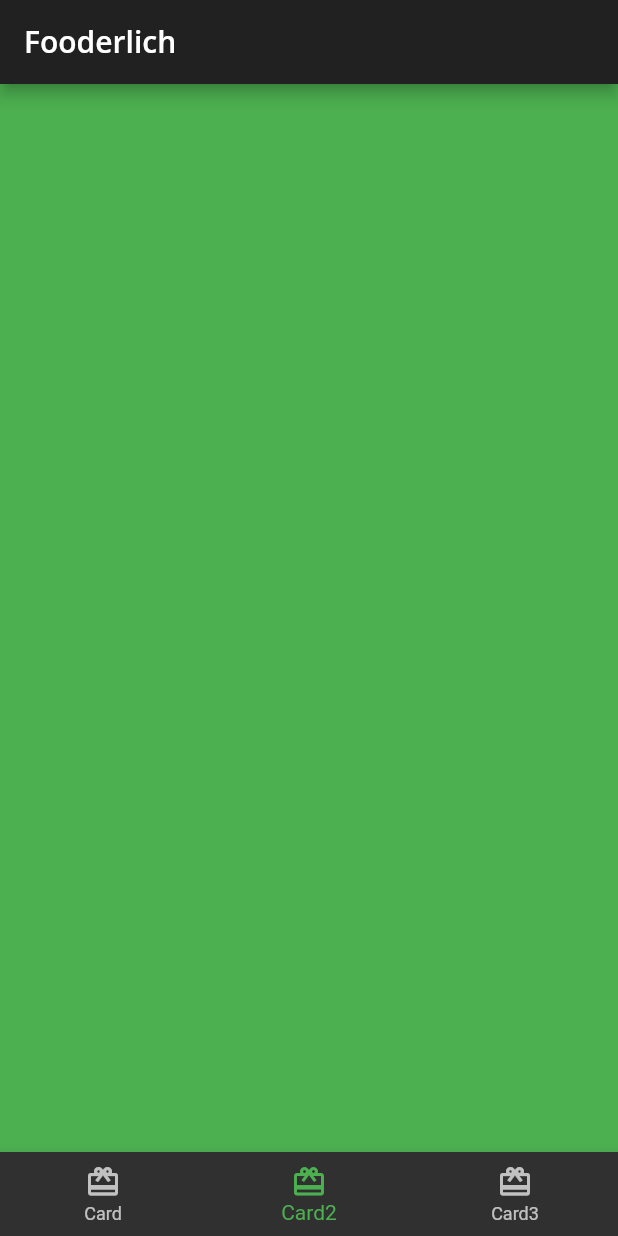
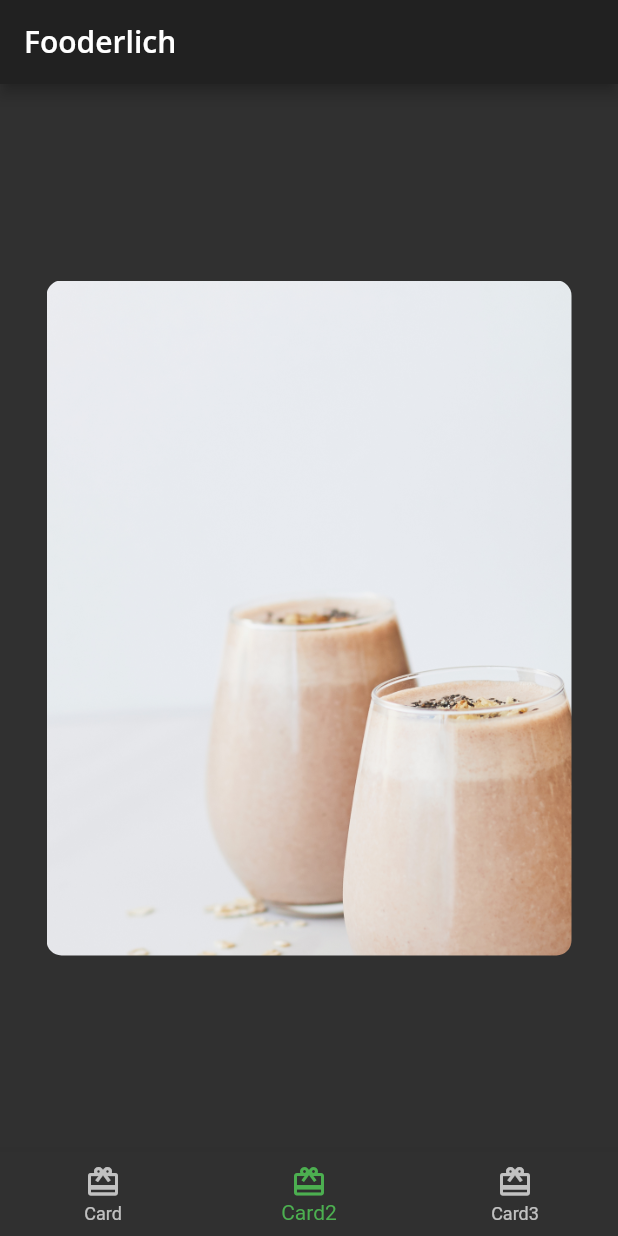
Before and after one commit to rsyd29/app_fooderlich, a Flutter app: the screen it shows after launch, item 2 of the bottom bar chosen, on a phone screen of 412 x 824 dp. Run offline on Flutter 3.47's test engine with Material 2 defaults, Android fonts, the phone set to English and light mode, and no system bars; our stand-ins replace google_fonts.

Commit message:
Composing Card2: the author card

```diff
--- /dev/null
+++ b/lib/card2.dart
@@ -0,0 +1,34 @@
+import 'package:flutter/material.dart';
+
+class Card2 extends StatelessWidget {
+  const Card2({Key? key}) : super(key: key);
+
+  @override
+  Widget build(BuildContext context) {
+    return Center(
+      // 1. The Center widget has a Container child widget which has three properties, the first two being constraints and decoration.
+      child: Container(
+        constraints: const BoxConstraints.expand(
+          width: 350,
+          height: 450,
+        ),
+        decoration: const BoxDecoration(
+          image: DecorationImage(
+            image: AssetImage('assets/mag5.png'),
+            fit: BoxFit.cover,
+          ),
+          borderRadius: BorderRadius.all(
+            Radius.circular(10.0),
+          ),
+        ),
+        // 2. The third property is child and it has a Column widget, which displays its children vertically.
+        child: Column(
+          children: const [
+            // TODO 1: add author information
+            // TODO 4: add Positioned text
+          ],
+        ),
+      ),
+    );
+  }
+}
--- a/lib/home.dart
+++ b/lib/home.dart
@@ -1,6 +1,7 @@
 // 1. Your new class extends StatefulWidget.
 import 'package:flutter/material.dart';
 import 'card1.dart';
+import 'card2.dart';
 
 class Home extends StatefulWidget {
   const Home({Key? key}) : super(key: key);
@@ -16,7 +17,7 @@
   // Here, you define the widgets that will display on each tab. For now, when you tap between the different tab bar items, it shows container widgets of different colors. Soon, you’ll replace each of these with card widgets.
   static List<Widget> pages = <Widget>[
     const Card1(),
-    // TODO: Replace with Card2
+    const Card2(),
     Container(color: Colors.green),
     // TODO: Replace with Card3
     Container(color: Colors.blue),
```
